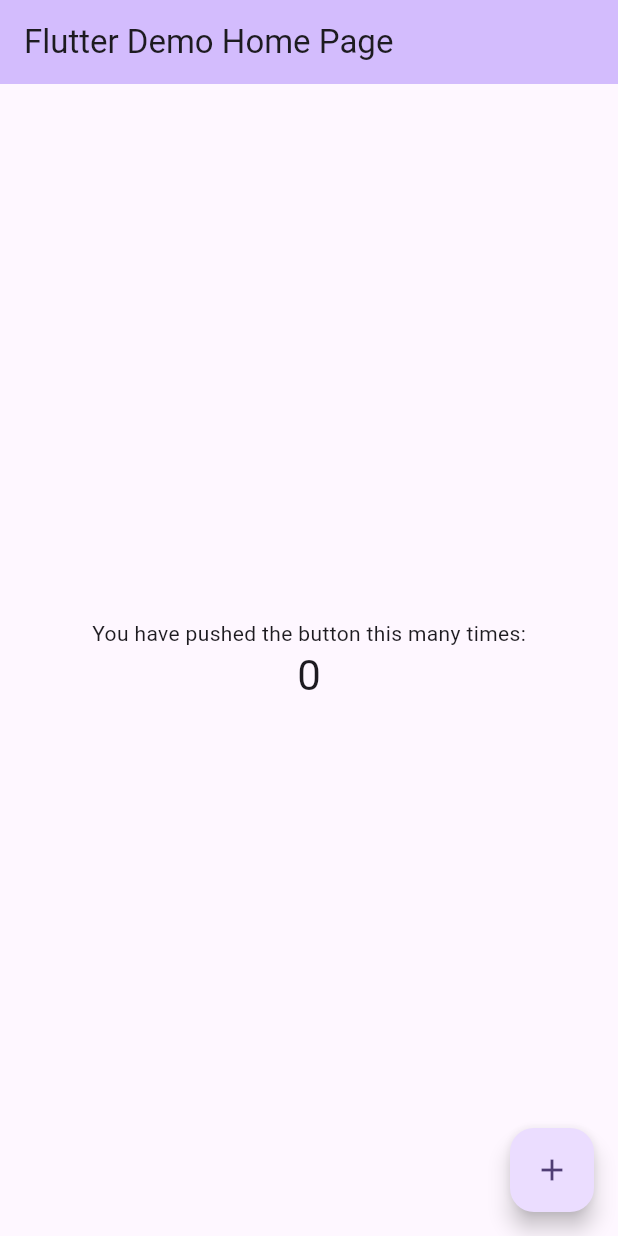
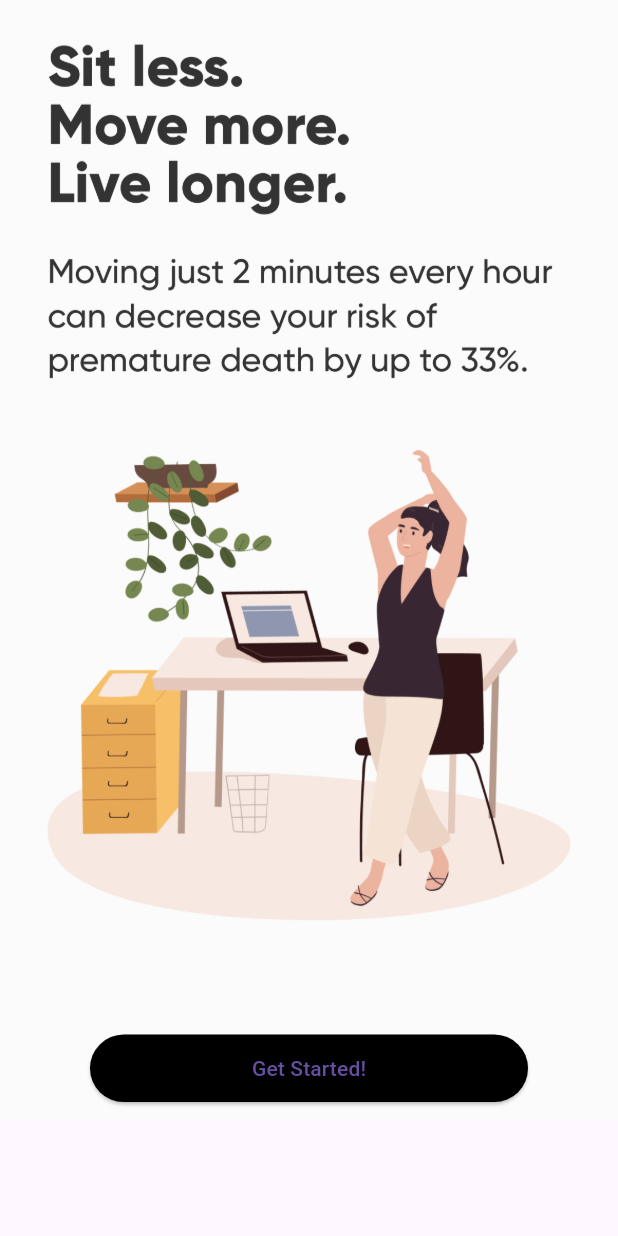
Before and after one commit to mramdhas/WorkZen, a Flutter app: the screen it shows after launch, on a phone screen of 412 x 824 dp. Run offline on Flutter 3.47's test engine with Material 3 defaults, Android fonts, the phone set to English and light mode, and no system bars.

Commit message:
Landing screen and Landing schedule UI completed.

```diff
--- /dev/null
+++ b/lib/landing_screen.dart
@@ -0,0 +1,44 @@
+import 'package:flutter/material.dart';
+import 'package:workzen/landing_schedule.dart';
+import 'package:workzen/schedule_screen.dart';
+
+class LandingScreen extends StatelessWidget {
+  const LandingScreen({super.key});
+
+  @override
+  Widget build(BuildContext context) {
+    return Scaffold(
+      body: SafeArea (
+        child: Stack (
+          children: [
+            Image.asset(
+              'assets/landing_screen.jpg',
+              fit: BoxFit.cover,
+            ),
+            Positioned(
+              left: 60,
+              right: 60,
+              bottom: 10.0,
+                child: ElevatedButton(
+                  style: ElevatedButton.styleFrom(
+                    backgroundColor: Colors.black,
+                    fixedSize: Size(250,45),
+                    shape: RoundedRectangleBorder(
+                      borderRadius: BorderRadius.circular(25.0)
+                    )
+                  ),
+                  onPressed: () {
+                    Navigator.push(
+                        context,
+                        MaterialPageRoute(builder: (context) => LandingSchedule()),
+                    );
+                  },
+                  child: Text('Get Started!'),
+                )
+            ),
+          ],
+        ),
+      ),
+    );
+  }
+}
--- a/lib/main.dart
+++ b/lib/main.dart
@@ -1,125 +1,19 @@
 import 'package:flutter/material.dart';
-
+import 'package:workzen/landing_screen.dart';
+import 'themes/theme.dart';
 void main() {
-  runApp(const MyApp());
+  runApp(WorkZenApp());
 }
 
-class MyApp extends StatelessWidget {
-  const MyApp({super.key});
-
-  // This widget is the root of your application.
+class WorkZenApp extends StatelessWidget {
   @override
   Widget build(BuildContext context) {
     return MaterialApp(
-      title: 'Flutter Demo',
+      title: 'WorkZen',
       theme: ThemeData(
-        // This is the theme of your application.
-        //
-        // TRY THIS: Try running your application with "flutter run". You'll see
-        // the application has a blue toolbar. Then, without quitting the app,
-        // try changing the seedColor in the colorScheme below to Colors.green
-        // and then invoke "hot reload" (save your changes or press the "hot
-        // reload" button in a Flutter-supported IDE, or press "r" if you used
-        // the command line to start the app).
-        //
-        // Notice that the counter didn't reset back to zero; the application
-        // state is not lost during the reload. To reset the state, use hot
-        // restart instead.
-        //
-        // This works for code too, not just values: Most code changes can be
-        // tested with just a hot reload.
-        colorScheme: ColorScheme.fromSeed(seedColor: Colors.deepPurple),
-        useMaterial3: true,
+        primaryColor: AppTheme.primaryColor,
       ),
-      home: const MyHomePage(title: 'Flutter Demo Home Page'),
+      home: LandingScreen(), // Set landingScreen as the initial screen
     );
   }
 }
-
-class MyHomePage extends StatefulWidget {
-  const MyHomePage({super.key, required this.title});
-
-  // This widget is the home page of your application. It is stateful, meaning
-  // that it has a State object (defined below) that contains fields that affect
-  // how it looks.
-
-  // This class is the configuration for the state. It holds the values (in this
-  // case the title) provided by the parent (in this case the App widget) and
-  // used by the build method of the State. Fields in a Widget subclass are
-  // always marked "final".
-
-  final String title;
-
-  @override
-  State<MyHomePage> createState() => _MyHomePageState();
-}
-
-class _MyHomePageState extends State<MyHomePage> {
-  int _counter = 0;
-
-  void _incrementCounter() {
-    setState(() {
-      // This call to setState tells the Flutter framework that something has
-      // changed in this State, which causes it to rerun the build method below
-      // so that the display can reflect the updated values. If we changed
-      // _counter without calling setState(), then the build method would not be
-      // called again, and so nothing would appear to happen.
-      _counter++;
-    });
-  }
-
-  @override
-  Widget build(BuildContext context) {
-    // This method is rerun every time setState is called, for instance as done
-    // by the _incrementCounter method above.
-    //
-    // The Flutter framework has been optimized to make rerunning build methods
-    // fast, so that you can just rebuild anything that needs updating rather
-    // than having to individually change instances of widgets.
-    return Scaffold(
-      appBar: AppBar(
-        // TRY THIS: Try changing the color here to a specific color (to
-        // Colors.amber, perhaps?) and trigger a hot reload to see the AppBar
-        // change color while the other colors stay the same.
-        backgroundColor: Theme.of(context).colorScheme.inversePrimary,
-        // Here we take the value from the MyHomePage object that was created by
-        // the App.build method, and use it to set our appbar title.
-        title: Text(widget.title),
-      ),
-      body: Center(
-        // Center is a layout widget. It takes a single child and positions it
-        // in the middle of the parent.
-        child: Column(
-          // Column is also a layout widget. It takes a list of children and
-          // arranges them vertically. By default, it sizes itself to fit its
-          // children horizontally, and tries to be as tall as its parent.
-          //
-          // Column has various properties to control how it sizes itself and
-          // how it positions its children. Here we use mainAxisAlignment to
-          // center the children vertically; the main axis here is the vertical
-          // axis because Columns are vertical (the cross axis would be
-          // horizontal).
-          //
-          // TRY THIS: Invoke "debug painting" (choose the "Toggle Debug Paint"
-          // action in the IDE, or press "p" in the console), to see the
-          // wireframe for each widget.
-          mainAxisAlignment: MainAxisAlignment.center,
-          children: <Widget>[
-            const Text(
-              'You have pushed the button this many times:',
-            ),
-            Text(
-              '$_counter',
-              style: Theme.of(context).textTheme.headlineMedium,
-            ),
-          ],
-        ),
-      ),
-      floatingActionButton: FloatingActionButton(
-        onPressed: _incrementCounter,
-        tooltip: 'Increment',
-        child: const Icon(Icons.add),
-      ), // This trailing comma makes auto-formatting nicer for build methods.
-    );
-  }
-}
--- /dev/null
+++ b/lib/themes/theme.dart
@@ -0,0 +1,6 @@
+import 'package:flutter/material.dart';
+
+class AppTheme {
+  static const Color primaryColor = Color.fromRGBO(251, 251, 251, 1);
+  static const Color timeBorderColor = Color.fromRGBO(242, 242, 242, 1);
+}
--- a/pubspec.yaml
+++ b/pubspec.yaml
@@ -59,9 +59,8 @@ flutter:
   uses-material-design: true
 
   # To add assets to your application, add an assets section, like this:
-  # assets:
-  #   - images/a_dot_burr.jpeg
-  #   - images/a_dot_ham.jpeg
+  assets:
+   - assets/
 
   # An image asset can refer to one or more resolution-specific "variants", see
   # https://flutter.dev/assets-and-images/#resolution-aware
```
Also changed, not shown: lib/landing_schedule.dart (added, +105 -0 lines), lib/schedule_screen.dart (added, +12 -0 lines), assets/landing_screen.jpg (added), assets/splash_icon.png (added).
